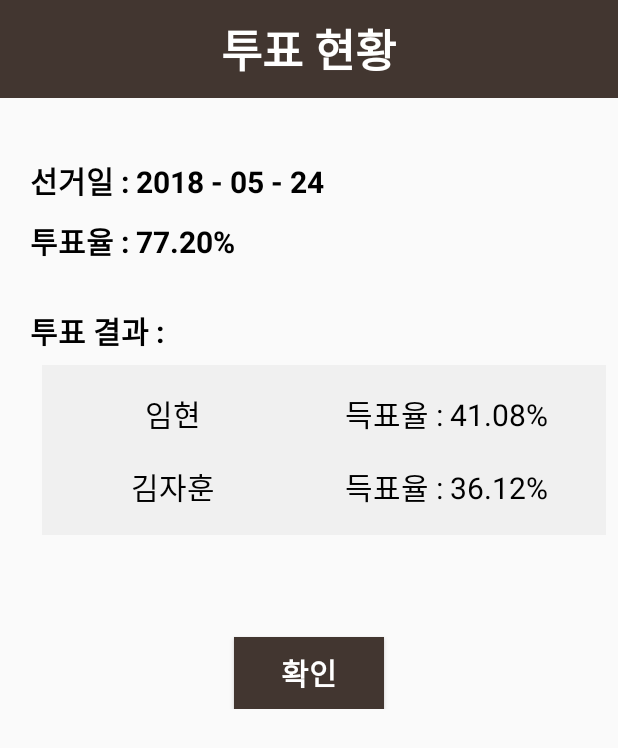
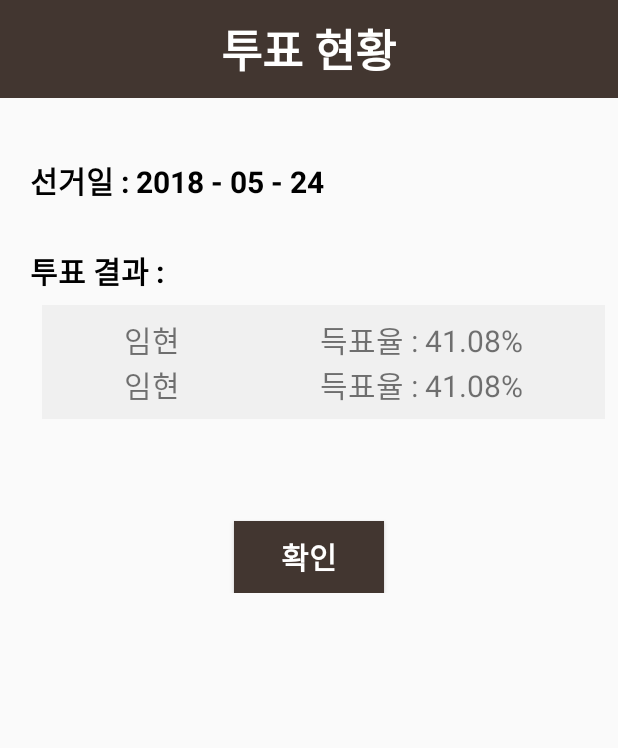
Before and after one commit to 0pg/Profit_Cut, an Android app: the VotingStateActivity screen opened directly, with no data from a screen before it, on a phone screen of 412 x 824 dp. Shown: the top 748 px of the screen. Run offline under Robolectric (Android 15) with nearby library versions, the phone set to English and light mode, and no system bars.

Commit message:
Add 투표 현황 동적 기능
투표 현황 UI를 동적으로 변경되게 구현

```diff
--- a/Src/Java/Android/Votechain/app/src/main/java/profitcut/votechain/VotingStateActivity.java
+++ b/Src/Java/Android/Votechain/app/src/main/java/profitcut/votechain/VotingStateActivity.java
@@ -3,14 +3,50 @@ package profitcut.votechain;
 import android.content.Intent;
 import android.support.v7.app.AppCompatActivity;
 import android.os.Bundle;
+import android.view.Gravity;
 import android.view.View;
+import android.widget.LinearLayout;
+import android.widget.TableLayout;
+import android.widget.TableRow;
+import android.widget.TextView;
 
 public class VotingStateActivity extends AppCompatActivity {
+
+    TableLayout candidateTableLayout;
+    TextView dateTextView;
 
     @Override
     protected void onCreate(Bundle savedInstanceState) {
         super.onCreate(savedInstanceState);
         setContentView(R.layout.activity_voting_state);
+
+        dateTextView = (TextView) findViewById(R.id.dateTextView);
+        candidateTableLayout = (TableLayout) findViewById(R.id.candidateTableLayout);
+
+        dateTextView.setText("선거일 : 2018 - 05 - 24");
+
+        for (int i = 0; i < 2; i++) {
+            TableRow tr = new TableRow(this);
+            TextView candidate = new TextView(this);
+            TextView rate = new TextView(this);
+
+            LinearLayout.LayoutParams param = new LinearLayout.LayoutParams(LinearLayout.LayoutParams.WRAP_CONTENT, LinearLayout.LayoutParams.WRAP_CONTENT);
+            param.topMargin = 10;
+            tr.setLayoutParams(param);
+
+            candidate.setText("임현");
+            rate.setText("득표율 : 41.08%");
+
+            candidate.setGravity(Gravity.CENTER);
+            candidate.setTextSize(20);
+            rate.setGravity(Gravity.CENTER);
+            rate.setTextSize(20);
+
+            tr.addView(candidate);
+            tr.addView(rate);
+
+            candidateTableLayout.addView(tr);
+        }
     }
 
     public void onButtonMenu(View view) {
--- a/Src/Java/Android/Votechain/app/src/main/res/layout/activity_voting_state.xml
+++ b/Src/Java/Android/Votechain/app/src/main/res/layout/activity_voting_state.xml
@@ -39,20 +39,11 @@
             <TextView
                 android:layout_width="wrap_content"
                 android:layout_height="wrap_content"
-                android:text="선거일 : 2018 - 05 - 24"
                 android:textColor="#000000"
                 android:textSize="20dp"
                 android:textStyle="bold"
-                android:layout_marginTop="10dp"/>
-
-            <TextView
-                android:layout_width="wrap_content"
-                android:layout_height="wrap_content"
-                android:text="투표율 : 77.20%"
-                android:textColor="#000000"
-                android:textSize="20dp"
-                android:textStyle="bold"
-                android:layout_marginTop="10dp"/>
+                android:layout_marginTop="10dp"
+                android:id="@+id/dateTextView"/>
         </LinearLayout>
 
         <LinearLayout
@@ -77,9 +68,10 @@
                 android:background="@color/colorBackground"
                 android:padding="8dp"
                 android:stretchColumns="*"
-                android:layout_margin="8dp">
+                android:layout_margin="8dp"
+                android:id="@+id/candidateTableLayout">
 
-                <TableRow
+                <!--<TableRow
                     android:padding="8dp"
                     android:stretchColumns="*">
                     <TextView
@@ -115,7 +107,7 @@
                         android:textColor="#000000"
                         android:text="득표율 : 36.12%"
                         android:layout_margin="1dp"/>
-                </TableRow>
+                </TableRow>-->
 
             </TableLayout>
         </LinearLayout>
```
Also changed, not shown: Src/Java/Android/Votechain/app/src/main/res/layout/activity_vote.xml (+0 -52 lines).
